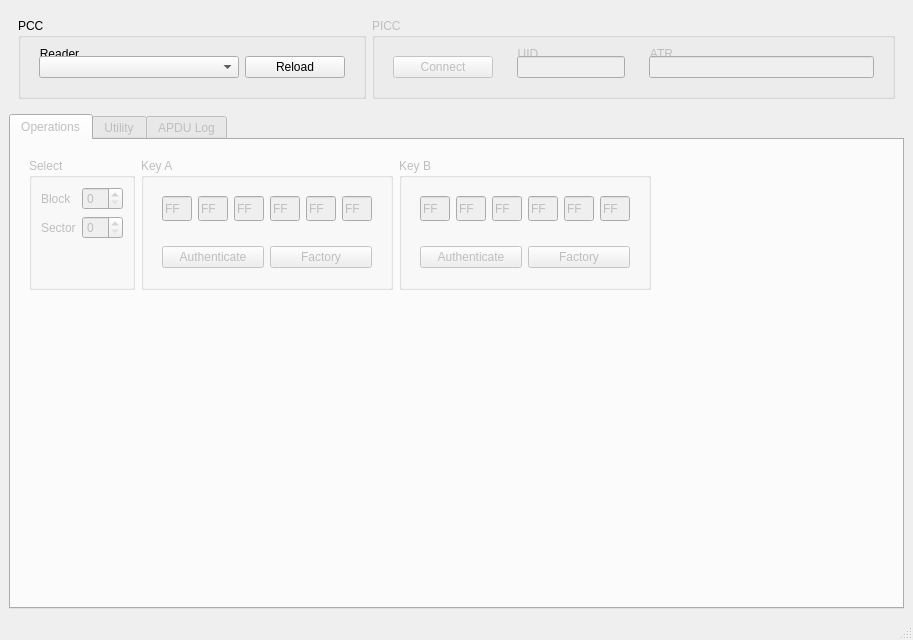
First picture: the form in ui/main.ui, repository fananimi/mifare-tools, before the edit.
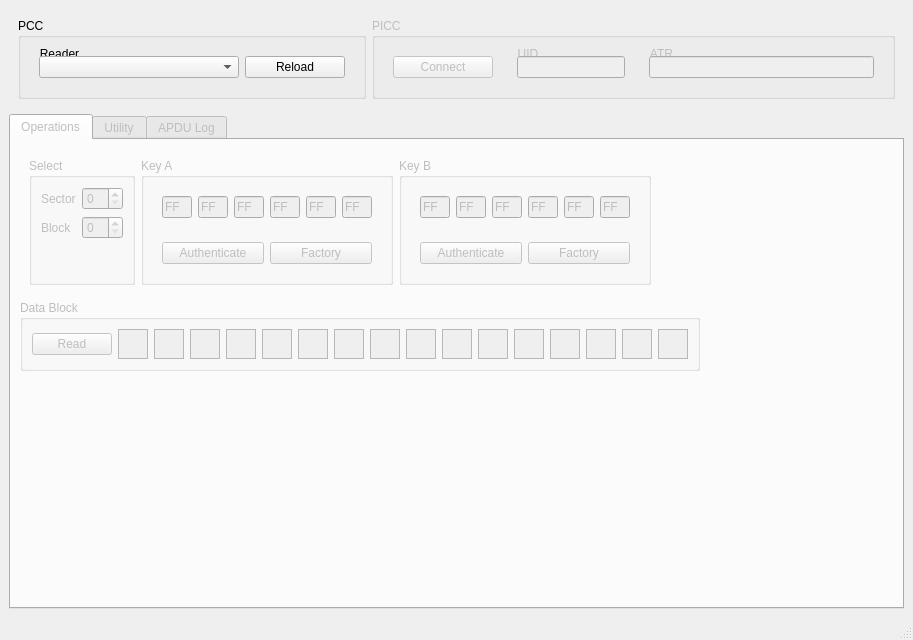
Second picture: the form after the edit.

Commit message: add data block ui

Diff of the .ui file:
```diff
--- a/ui/main.ui
+++ b/ui/main.ui
@@ -297,14 +297,14 @@
        <attribute name="title">
         <string>Operations</string>
        </attribute>
+       <layout class="QVBoxLayout" name="verticalLayout_4">
+        <item>
        <widget class="QFrame" name="frame">
-        <property name="geometry">
-         <rect>
-          <x>9</x>
-          <y>9</y>
-          <width>720</width>
-          <height>150</height>
-         </rect>
+          <property name="sizePolicy">
+           <sizepolicy hsizetype="Maximum" vsizetype="Maximum">
+            <horstretch>0</horstretch>
+            <verstretch>0</verstretch>
+           </sizepolicy>
         </property>
         <property name="frameShape">
          <enum>QFrame::NoFrame</enum>
@@ -319,25 +319,33 @@
             <string>Select</string>
            </property>
            <layout class="QFormLayout" name="formLayout">
-            <item row="0" column="0">
+              <item row="1" column="0">
              <widget class="QLabel" name="label_5">
               <property name="text">
                <string>Block</string>
               </property>
              </widget>
             </item>
-            <item row="0" column="1">
-             <widget class="QSpinBox" name="spinBox_2"/>
-            </item>
-            <item row="1" column="0">
+              <item row="1" column="1">
+               <widget class="QSpinBox" name="spinBox_2">
+                <property name="maximum">
+                 <number>3</number>
+                </property>
+               </widget>
+              </item>
+              <item row="0" column="0">
              <widget class="QLabel" name="label_4">
               <property name="text">
                <string>Sector</string>
               </property>
              </widget>
             </item>
-            <item row="1" column="1">
-             <widget class="QSpinBox" name="spinBox"/>
+              <item row="0" column="1">
+               <widget class="QSpinBox" name="spinBox">
+                <property name="maximum">
+                 <number>15</number>
+                </property>
+               </widget>
             </item>
            </layout>
           </widget>
@@ -715,6 +723,305 @@
          </item>
         </layout>
        </widget>
+        </item>
+        <item>
+         <widget class="QGroupBox" name="groupBox">
+          <property name="sizePolicy">
+           <sizepolicy hsizetype="Maximum" vsizetype="Maximum">
+            <horstretch>0</horstretch>
+            <verstretch>0</verstretch>
+           </sizepolicy>
+          </property>
+          <property name="title">
+           <string>Data Block</string>
+          </property>
+          <layout class="QHBoxLayout" name="horizontalLayout_9">
+           <item>
+            <widget class="QPushButton" name="pushButton">
+             <property name="sizePolicy">
+              <sizepolicy hsizetype="Fixed" vsizetype="Fixed">
+               <horstretch>0</horstretch>
+               <verstretch>0</verstretch>
+              </sizepolicy>
+             </property>
+             <property name="text">
+              <string>Read</string>
+             </property>
+            </widget>
+           </item>
+           <item>
+            <widget class="QTextEdit" name="textEdit_4">
+             <property name="sizePolicy">
+              <sizepolicy hsizetype="Fixed" vsizetype="Fixed">
+               <horstretch>0</horstretch>
+               <verstretch>0</verstretch>
+              </sizepolicy>
+             </property>
+             <property name="maximumSize">
+              <size>
+               <width>30</width>
+               <height>30</height>
+              </size>
+             </property>
+            </widget>
+           </item>
+           <item>
+            <widget class="QTextEdit" name="textEdit_3">
+             <property name="sizePolicy">
+              <sizepolicy hsizetype="Fixed" vsizetype="Fixed">
+               <horstretch>0</horstretch>
+               <verstretch>0</verstretch>
+              </sizepolicy>
+             </property>
+             <property name="maximumSize">
+              <size>
+               <width>30</width>
+               <height>30</height>
+              </size>
+             </property>
+            </widget>
+           </item>
+           <item>
+            <widget class="QTextEdit" name="textEdit_5">
+             <property name="sizePolicy">
+              <sizepolicy hsizetype="Fixed" vsizetype="Fixed">
+               <horstretch>0</horstretch>
+               <verstretch>0</verstretch>
+              </sizepolicy>
+             </property>
+             <property name="maximumSize">
+              <size>
+               <width>30</width>
+               <height>30</height>
+              </size>
+             </property>
+            </widget>
+           </item>
+           <item>
+            <widget class="QTextEdit" name="textEdit_14">
+             <property name="sizePolicy">
+              <sizepolicy hsizetype="Fixed" vsizetype="Fixed">
+               <horstretch>0</horstretch>
+               <verstretch>0</verstretch>
+              </sizepolicy>
+             </property>
+             <property name="maximumSize">
+              <size>
+               <width>30</width>
+               <height>30</height>
+              </size>
+             </property>
+            </widget>
+           </item>
+           <item>
+            <widget class="QTextEdit" name="textEdit_15">
+             <property name="sizePolicy">
+              <sizepolicy hsizetype="Fixed" vsizetype="Fixed">
+               <horstretch>0</horstretch>
+               <verstretch>0</verstretch>
+              </sizepolicy>
+             </property>
+             <property name="maximumSize">
+              <size>
+               <width>30</width>
+               <height>30</height>
+              </size>
+             </property>
+            </widget>
+           </item>
+           <item>
+            <widget class="QTextEdit" name="textEdit_16">
+             <property name="sizePolicy">
+              <sizepolicy hsizetype="Fixed" vsizetype="Fixed">
+               <horstretch>0</horstretch>
+               <verstretch>0</verstretch>
+              </sizepolicy>
+             </property>
+             <property name="maximumSize">
+              <size>
+               <width>30</width>
+               <height>30</height>
+              </size>
+             </property>
+            </widget>
+           </item>
+           <item>
+            <widget class="QTextEdit" name="textEdit_6">
+             <property name="sizePolicy">
+              <sizepolicy hsizetype="Fixed" vsizetype="Fixed">
+               <horstretch>0</horstretch>
+               <verstretch>0</verstretch>
+              </sizepolicy>
+             </property>
+             <property name="maximumSize">
+              <size>
+               <width>30</width>
+               <height>30</height>
+              </size>
+             </property>
+            </widget>
+           </item>
+           <item>
+            <widget class="QTextEdit" name="textEdit_12">
+             <property name="sizePolicy">
+              <sizepolicy hsizetype="Fixed" vsizetype="Fixed">
+               <horstretch>0</horstretch>
+               <verstretch>0</verstretch>
+              </sizepolicy>
+             </property>
+             <property name="maximumSize">
+              <size>
+               <width>30</width>
+               <height>30</height>
+              </size>
+             </property>
+            </widget>
+           </item>
+           <item>
+            <widget class="QTextEdit" name="textEdit_13">
+             <property name="sizePolicy">
+              <sizepolicy hsizetype="Fixed" vsizetype="Fixed">
+               <horstretch>0</horstretch>
+               <verstretch>0</verstretch>
+              </sizepolicy>
+             </property>
+             <property name="maximumSize">
+              <size>
+               <width>30</width>
+               <height>30</height>
+              </size>
+             </property>
+            </widget>
+           </item>
+           <item>
+            <widget class="QTextEdit" name="textEdit_7">
+             <property name="sizePolicy">
+              <sizepolicy hsizetype="Fixed" vsizetype="Fixed">
+               <horstretch>0</horstretch>
+               <verstretch>0</verstretch>
+              </sizepolicy>
+             </property>
+             <property name="maximumSize">
+              <size>
+               <width>30</width>
+               <height>30</height>
+              </size>
+             </property>
+            </widget>
+           </item>
+           <item>
+            <widget class="QTextEdit" name="textEdit_8">
+             <property name="sizePolicy">
+              <sizepolicy hsizetype="Fixed" vsizetype="Fixed">
+               <horstretch>0</horstretch>
+               <verstretch>0</verstretch>
+              </sizepolicy>
+             </property>
+             <property name="maximumSize">
+              <size>
+               <width>30</width>
+               <height>30</height>
+              </size>
+             </property>
+            </widget>
+           </item>
+           <item>
+            <widget class="QTextEdit" name="textEdit_11">
+             <property name="sizePolicy">
+              <sizepolicy hsizetype="Fixed" vsizetype="Fixed">
+               <horstretch>0</horstretch>
+               <verstretch>0</verstretch>
+              </sizepolicy>
+             </property>
+             <property name="maximumSize">
+              <size>
+               <width>30</width>
+               <height>30</height>
+              </size>
+             </property>
+            </widget>
+           </item>
+           <item>
+            <widget class="QTextEdit" name="textEdit_9">
+             <property name="sizePolicy">
+              <sizepolicy hsizetype="Fixed" vsizetype="Fixed">
+               <horstretch>0</horstretch>
+               <verstretch>0</verstretch>
+              </sizepolicy>
+             </property>
+             <property name="maximumSize">
+              <size>
+               <width>30</width>
+               <height>30</height>
+              </size>
+             </property>
+            </widget>
+           </item>
+           <item>
+            <widget class="QTextEdit" name="textEdit_10">
+             <property name="sizePolicy">
+              <sizepolicy hsizetype="Fixed" vsizetype="Fixed">
+               <horstretch>0</horstretch>
+               <verstretch>0</verstretch>
+              </sizepolicy>
+             </property>
+             <property name="maximumSize">
+              <size>
+               <width>30</width>
+               <height>30</height>
+              </size>
+             </property>
+            </widget>
+           </item>
+           <item>
+            <widget class="QTextEdit" name="textEdit_2">
+             <property name="sizePolicy">
+              <sizepolicy hsizetype="Fixed" vsizetype="Fixed">
+               <horstretch>0</horstretch>
+               <verstretch>0</verstretch>
+              </sizepolicy>
+             </property>
+             <property name="maximumSize">
+              <size>
+               <width>30</width>
+               <height>30</height>
+              </size>
+             </property>
+            </widget>
+           </item>
+           <item>
+            <widget class="QTextEdit" name="textEdit">
+             <property name="sizePolicy">
+              <sizepolicy hsizetype="Fixed" vsizetype="Fixed">
+               <horstretch>0</horstretch>
+               <verstretch>0</verstretch>
+              </sizepolicy>
+             </property>
+             <property name="maximumSize">
+              <size>
+               <width>30</width>
+               <height>30</height>
+              </size>
+             </property>
+            </widget>
+           </item>
+          </layout>
+         </widget>
+        </item>
+        <item>
+         <spacer name="verticalSpacer">
+          <property name="orientation">
+           <enum>Qt::Vertical</enum>
+          </property>
+          <property name="sizeHint" stdset="0">
+           <size>
+            <width>20</width>
+            <height>40</height>
+           </size>
+          </property>
+         </spacer>
+        </item>
+       </layout>
       </widget>
       <widget class="QWidget" name="tab_2">
        <property name="enabled">
```
Lines whose indentation alone changed are shown as unchanged. The commit also changes 1 other file.
